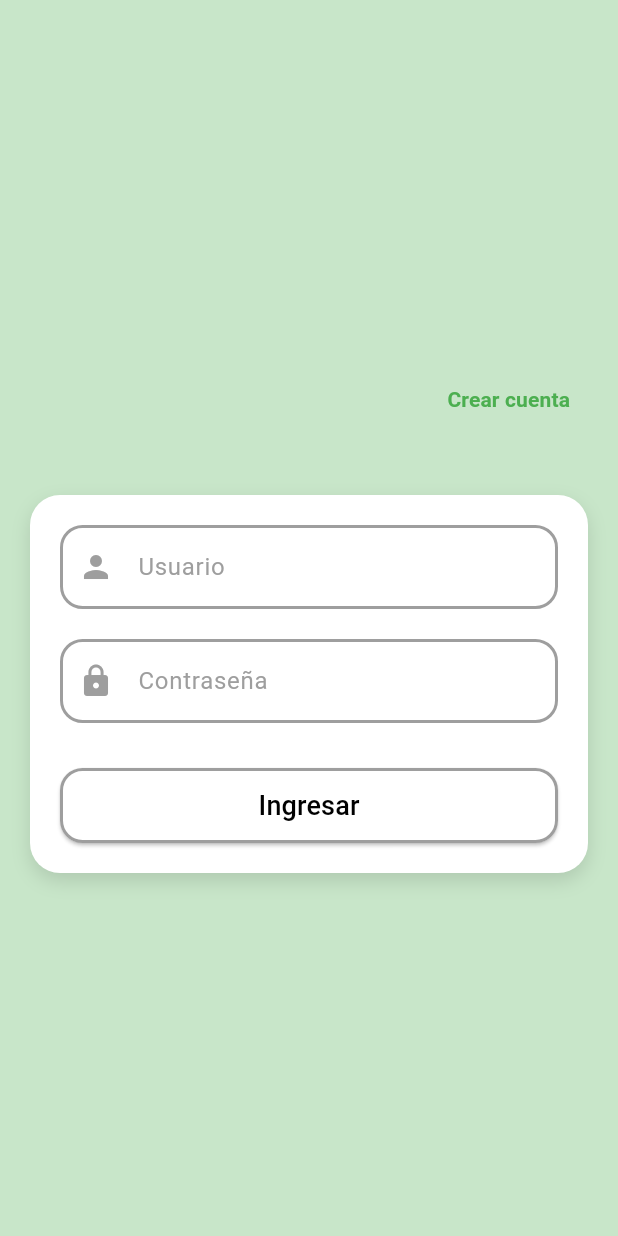
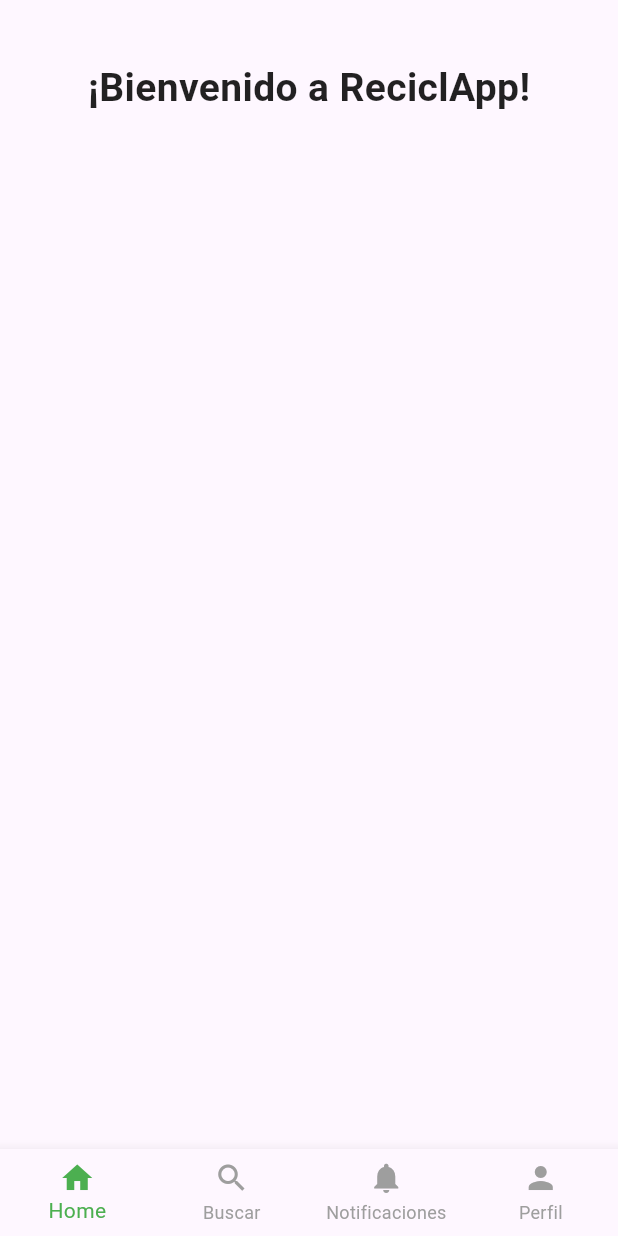
Before and after one commit to carlosandressalgado/ReciclApp, a Flutter app: the screen it shows after launch, after a tap on "Ingresar", on a phone screen of 412 x 824 dp. Run offline on Flutter 3.47's test engine with Material 3 defaults, Android fonts, the light colour scheme and no system bars.

Commit message:
Inicio agregado

```diff
--- /dev/null
+++ b/lib/inicio.dart
@@ -0,0 +1,67 @@
+import 'package:flutter/material.dart';
+
+class InicioPage extends StatelessWidget {
+  const InicioPage({super.key});
+
+  @override
+  Widget build(BuildContext context) {
+    return Scaffold(
+      body: SafeArea(
+        child: Padding(
+          padding: const EdgeInsets.all(20.0),
+          child: Column(
+            crossAxisAlignment: CrossAxisAlignment.center,
+            children: const [
+              SizedBox(height: 20),
+              Center(
+                child: Text(
+                  "¡Bienvenido a ReciclApp!",
+                  style: TextStyle(
+                    fontSize: 26,
+                    fontWeight: FontWeight.bold,
+                    color: Colors.black87,
+                  ),
+                ),
+              ),
+              // Aquí puedes agregar más widgets de contenido
+              Expanded(child: SizedBox()), // Para empujar el footer hacia abajo
+            ],
+          ),
+        ),
+      ),
+      bottomNavigationBar: BottomNavigationBar(
+        type: BottomNavigationBarType.fixed,
+        selectedItemColor: Colors.green,
+        unselectedItemColor: Colors.grey,
+        items: [
+          BottomNavigationBarItem(
+            icon: Icon(Icons.home),
+            label: 'Home',
+          ),
+          BottomNavigationBarItem(
+            icon: Icon(Icons.search),
+            label: 'Buscar',
+          ),
+          BottomNavigationBarItem(
+            icon: Icon(Icons.notifications),
+            label: 'Notificaciones',
+          ),
+          BottomNavigationBarItem(
+            icon: Icon(Icons.person),
+            label: 'Perfil',
+          ),
+        ],
+        onTap: (index) {
+          if (index == 0) {
+            // Volver al InicioPage (ya estamos aquí, pero sirve para otras vistas)
+            Navigator.pushReplacement(
+              context,
+              MaterialPageRoute(builder: (context) => const InicioPage()),
+            );
+          }
+          // Aquí puedes agregar navegación para los otros índices
+        },
+      ),
+    );
+  }
+}
--- a/lib/login.dart
+++ b/lib/login.dart
@@ -1,16 +1,21 @@
 import 'package:flutter/material.dart';
+import 'crear_cuenta.dart';
+import 'inicio.dart';
 
-class LoginPage extends StatelessWidget {
+class LoginPage extends StatefulWidget {
   const LoginPage({super.key});
-
-  // 🔹 Método para no repetir estilos en los TextField
+@override
+  State<LoginPage> createState() => _LoginPageState();
+}
+class _LoginPageState extends State<LoginPage> {
+  //  Método para no repetir estilos en los TextField
   InputDecoration buildInputDecoration(String label, IconData icon) {
     return InputDecoration(
       labelText: label,
       prefixIcon: Icon(icon, color: Colors.grey), // ícono gris
       labelStyle: const TextStyle(color: Colors.grey), // texto en gris
       floatingLabelStyle: const TextStyle(
-        color: Colors.grey, // también gris cuando está enfocado
+        color: Colors.grey, // gris cuando está enfocado
         fontWeight: FontWeight.bold,
       ),
       enabledBorder: OutlineInputBorder(
@@ -19,7 +24,7 @@ class LoginPage extends StatelessWidget {
       ),
       focusedBorder: OutlineInputBorder(
         borderRadius: BorderRadius.circular(15),
-        borderSide: const BorderSide(color: Colors.grey, width: 2), // ✅ gris al enfocar
+        borderSide: const BorderSide(color: Colors.grey, width: 2), // gris al enfocar
       ),
     );
   }
@@ -27,7 +32,7 @@ class LoginPage extends StatelessWidget {
   @override
   Widget build(BuildContext context) {
     return Scaffold(
-      backgroundColor: Colors.green.shade100, // fondo agradable
+      backgroundColor: const Color.fromARGB(255, 185, 226, 187),
       body: Center(
         child: SingleChildScrollView(
           child: Padding(
@@ -35,12 +40,13 @@ class LoginPage extends StatelessWidget {
             child: Column(
               mainAxisAlignment: MainAxisAlignment.center,
               children: [
-                // Texto Crear Cuenta arriba derecha
                 Align(
                   alignment: Alignment.topRight,
                   child: TextButton(
                     onPressed: () {
-                      // Aquí luego puedes navegar a una pantalla de registro
+                      Navigator.push(context,
+                      MaterialPageRoute(builder: (context) => const CrearCuentaPage()),
+                      );
                     },
                     child: const Text(
                       "Crear cuenta",
@@ -83,10 +89,13 @@ class LoginPage extends StatelessWidget {
                         height: 50,
                         child: ElevatedButton(
                           onPressed: () {
-                            // Aquí luego puedes validar el login
+                            Navigator.pushReplacement(
+                              context,
+                              MaterialPageRoute(builder: (context) => const InicioPage()),
+                            );
                           },
                           style: ElevatedButton.styleFrom(
-                            backgroundColor: Colors.white, // fondo blanco
+                            backgroundColor: Colors.grey[300],
                             shape: RoundedRectangleBorder(
                               borderRadius: BorderRadius.circular(15),
                             ),
@@ -94,7 +103,6 @@ class LoginPage extends StatelessWidget {
                               color: Colors.grey, // borde gris
                               width: 2,
                             ),
-                            overlayColor: Colors.grey.shade300, // ✅ splash gris
                           ),
                           child: const Text(
                             "Ingresar",
```
Also changed, not shown: lib/crear_cuenta.dart (added, +136 -0 lines).
